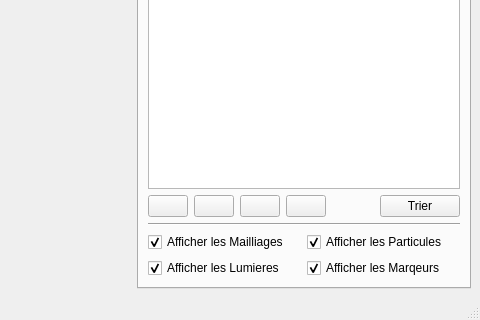
Qt form sources/interface.ui (b4n92uid/theball-editor) before a commit; both pictures show x 346 to 826 and y 357 to 677 of the 826 by 677 pixel window.
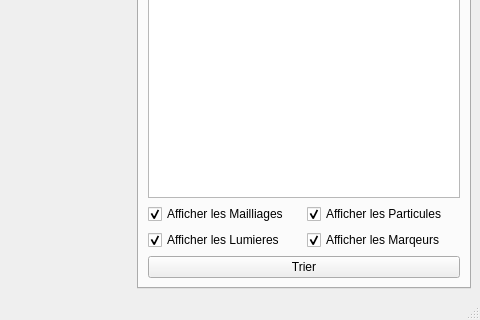
The same form after that commit. Icons and pictures are not drawn. Custom widgets are drawn as their Qt base class.

Commit message: 4 Chages... Fix hidding sel box on select from gui Add two helper function to retrive QStandardItem from node Implement a QNodeListView subclass from QTreeView Make node scope by selection and assign from the the nodes list

```diff
--- a/sources/interface.ui
+++ b/sources/interface.ui
@@ -143,86 +143,7 @@
        </attribute>
        <layout class="QVBoxLayout" name="verticalLayout_14">
         <item>
-         <widget class="QTreeView" name="node_list"/>
-        </item>
-        <item>
-         <layout class="QHBoxLayout" name="horizontalLayout_3">
-          <item>
-           <widget class="QPushButton" name="node_list_up">
-            <property name="text">
-             <string/>
-            </property>
-            <property name="icon">
-             <iconset resource="ressource.qrc">
-              <normaloff>:/Medias/medias/arrow_up.png</normaloff>:/Medias/medias/arrow_up.png</iconset>
-            </property>
-           </widget>
-          </item>
-          <item>
-           <widget class="QPushButton" name="node_list_down">
-            <property name="text">
-             <string/>
-            </property>
-            <property name="icon">
-             <iconset resource="ressource.qrc">
-              <normaloff>:/Medias/medias/arrow_down.png</normaloff>:/Medias/medias/arrow_down.png</iconset>
-            </property>
-           </widget>
-          </item>
-          <item>
-           <widget class="QPushButton" name="node_list_makeparent">
-            <property name="text">
-             <string/>
-            </property>
-            <property name="icon">
-             <iconset resource="ressource.qrc">
-              <normaloff>:/Medias/medias/arrow_left.png</normaloff>:/Medias/medias/arrow_left.png</iconset>
-            </property>
-           </widget>
-          </item>
-          <item>
-           <widget class="QPushButton" name="node_list_makechild">
-            <property name="text">
-             <string/>
-            </property>
-            <property name="icon">
-             <iconset resource="ressource.qrc">
-              <normaloff>:/Medias/medias/arrow_right.png</normaloff>:/Medias/medias/arrow_right.png</iconset>
-            </property>
-           </widget>
-          </item>
-          <item>
-           <spacer name="horizontalSpacer">
-            <property name="orientation">
-             <enum>Qt::Horizontal</enum>
-            </property>
-            <property name="sizeHint" stdset="0">
-             <size>
-              <width>40</width>
-              <height>20</height>
-             </size>
-            </property>
-           </spacer>
-          </item>
-          <item>
-           <widget class="QPushButton" name="node_list_sort">
-            <property name="text">
-             <string>Trier</string>
-            </property>
-            <property name="icon">
-             <iconset resource="ressource.qrc">
-              <normaloff>:/Medias/medias/cog.png</normaloff>:/Medias/medias/cog.png</iconset>
-            </property>
-           </widget>
-          </item>
-         </layout>
-        </item>
-        <item>
-         <widget class="Line" name="line">
-          <property name="orientation">
-           <enum>Qt::Horizontal</enum>
-          </property>
-         </widget>
+         <widget class="QNodeListView" name="node_list"/>
         </item>
         <item>
          <layout class="QGridLayout" name="gridLayout_2">
@@ -268,6 +189,17 @@
           </item>
          </layout>
         </item>
+        <item>
+         <widget class="QPushButton" name="node_list_sort">
+          <property name="text">
+           <string>Trier</string>
+          </property>
+          <property name="icon">
+           <iconset resource="ressource.qrc">
+            <normaloff>:/Medias/medias/cog.png</normaloff>:/Medias/medias/cog.png</iconset>
+          </property>
+         </widget>
+        </item>
        </layout>
       </widget>
       <widget class="QWidget" name="nodesTab">
@@ -2172,6 +2104,11 @@
    <header>QTBEngine.h</header>
    <container>1</container>
   </customwidget>
+  <customwidget>
+   <class>QNodeListView</class>
+   <extends>QTreeView</extends>
+   <header>QNodeListView.h</header>
+  </customwidget>
  </customwidgets>
  <tabstops>
   <tabstop>propertyTab</tabstop>
```
Left out of the diff: 4 changed lines with no effect on the pictures. The commit also changes 11 other files.
